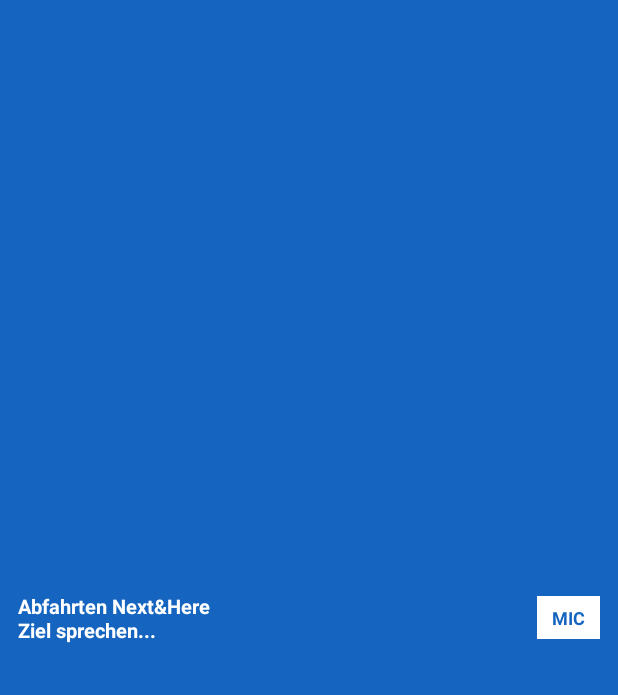
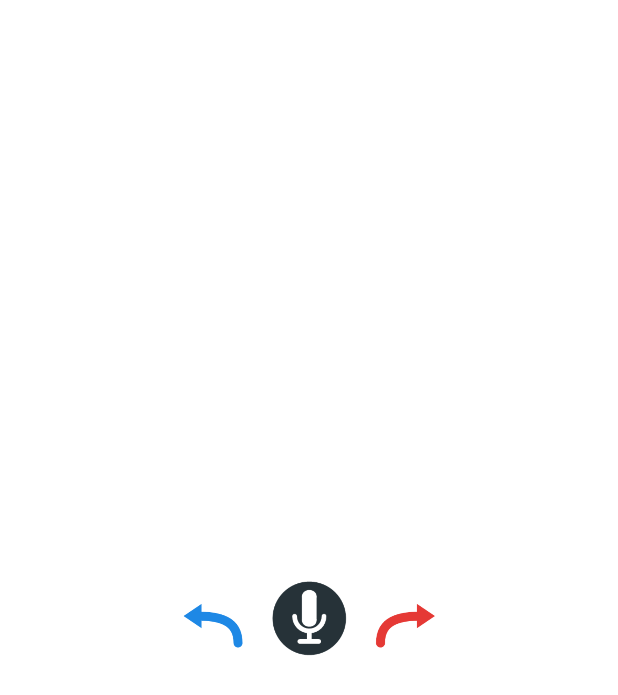
Before and after one commit to ClaudeHoeni/LippstadtBus, an Android app built with Jetpack Compose: the layout widget_bus.xml on its own in the app's theme, with its tools: preview values and no code run, on a phone screen of 412 x 824 dp. Shown: the top 695 px of the screen. Run offline under Robolectric (Android 15) with nearby library versions, the phone set to English and light mode, and no system bars; network calls fail.

Commit message:
Add launcher icon and custom widget with left/right arrows and center microphone

```diff
--- a/app/src/main/AndroidManifest.xml
+++ b/app/src/main/AndroidManifest.xml
@@ -14,7 +14,7 @@
 
     <application
         android:allowBackup="true"
-
+        android:icon="@mipmap/ic_launcher"
         android:label="Abfahrten Next&amp;Here"
         android:supportsRtl="true"
         android:theme="@android:style/Theme.Material.Light.NoActionBar">
--- a/app/src/main/res/layout/widget_bus.xml
+++ b/app/src/main/res/layout/widget_bus.xml
@@ -3,31 +3,31 @@
     android:id="@+id/widget_root"
     android:layout_width="match_parent"
     android:layout_height="match_parent"
-    android:background="#1565C0"
-    android:gravity="center_vertical"
+    android:background="#F5FFFFFF"
+    android:gravity="center"
     android:orientation="horizontal"
-    android:padding="12dp">
+    android:padding="8dp">
 
-    <TextView
-        android:id="@+id/widget_title"
-        android:layout_width="0dp"
-        android:layout_height="wrap_content"
-        android:layout_weight="1"
-        android:text="Abfahrten Next&amp;Here&#10;Ziel sprechen..."
-        android:textColor="#FFFFFF"
-        android:textSize="13sp"
-        android:textStyle="bold" />
+    <ImageView
+        android:layout_width="48dp"
+        android:layout_height="48dp"
+        android:contentDescription="Pfeil links"
+        android:scaleType="fitCenter"
+        android:src="@drawable/widget_arrow_left" />
 
-    <TextView
-        android:layout_width="wrap_content"
-        android:layout_height="wrap_content"
-        android:background="#FFFFFF"
-        android:paddingLeft="10dp"
-        android:paddingTop="6dp"
-        android:paddingRight="10dp"
-        android:paddingBottom="6dp"
-        android:text="MIC"
-        android:textColor="#1565C0"
-        android:textSize="12sp"
-        android:textStyle="bold" />
+    <ImageView
+        android:layout_width="56dp"
+        android:layout_height="56dp"
+        android:layout_marginLeft="12dp"
+        android:layout_marginRight="12dp"
+        android:contentDescription="Mikrofon starten"
+        android:scaleType="fitCenter"
+        android:src="@drawable/widget_mic_center" />
+
+    <ImageView
+        android:layout_width="48dp"
+        android:layout_height="48dp"
+        android:contentDescription="Pfeil rechts"
+        android:scaleType="fitCenter"
+        android:src="@drawable/widget_arrow_right" />
 </LinearLayout>
```
Also changed, not shown: app/src/main/res/drawable/widget_arrow_left.png (added), app/src/main/res/drawable/widget_arrow_right.png (added), app/src/main/res/drawable/widget_mic_center.png (added), app/src/main/res/mipmap-hdpi/ic_launcher.png (added), app/src/main/res/mipmap-mdpi/ic_launcher.png (added), app/src/main/res/mipmap-xhdpi/ic_launcher.png (added), app/src/main/res/mipmap-xxhdpi/ic_launcher.png (added), app/src/main/res/mipmap-xxxhdpi/ic_launcher.png (added).
